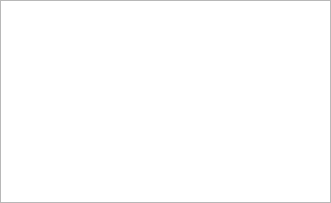
Above: src/widgets/skypresets.ui from jahshaka/Studio before the change. Below: the same form after it.
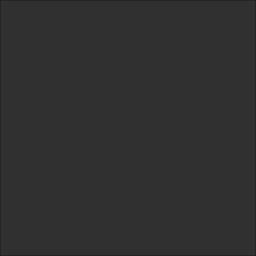
That is the form after the change.

What changed in the file:
```diff
--- a/src/widgets/skypresets.ui
+++ b/src/widgets/skypresets.ui
@@ -6,8 +6,8 @@
    <rect>
     <x>0</x>
     <y>0</y>
-    <width>331</width>
-    <height>203</height>
+    <width>256</width>
+    <height>256</height>
    </rect>
   </property>
   <property name="windowTitle">
@@ -29,15 +29,15 @@
    <item row="0" column="0">
     <widget class="QListWidget" name="skyList">
      <property name="sizePolicy">
-      <sizepolicy hsizetype="Expanding" vsizetype="Preferred">
+      <sizepolicy hsizetype="Preferred" vsizetype="Preferred">
        <horstretch>0</horstretch>
        <verstretch>0</verstretch>
       </sizepolicy>
      </property>
      <property name="minimumSize">
       <size>
-       <width>150</width>
-       <height>181</height>
+       <width>0</width>
+       <height>0</height>
       </size>
      </property>
      <property name="maximumSize">
@@ -52,7 +52,7 @@
       </font>
      </property>
      <property name="styleSheet">
-      <string notr="true"/>
+      <string notr="true">background-color: #303030</string>
      </property>
     </widget>
    </item>
```
